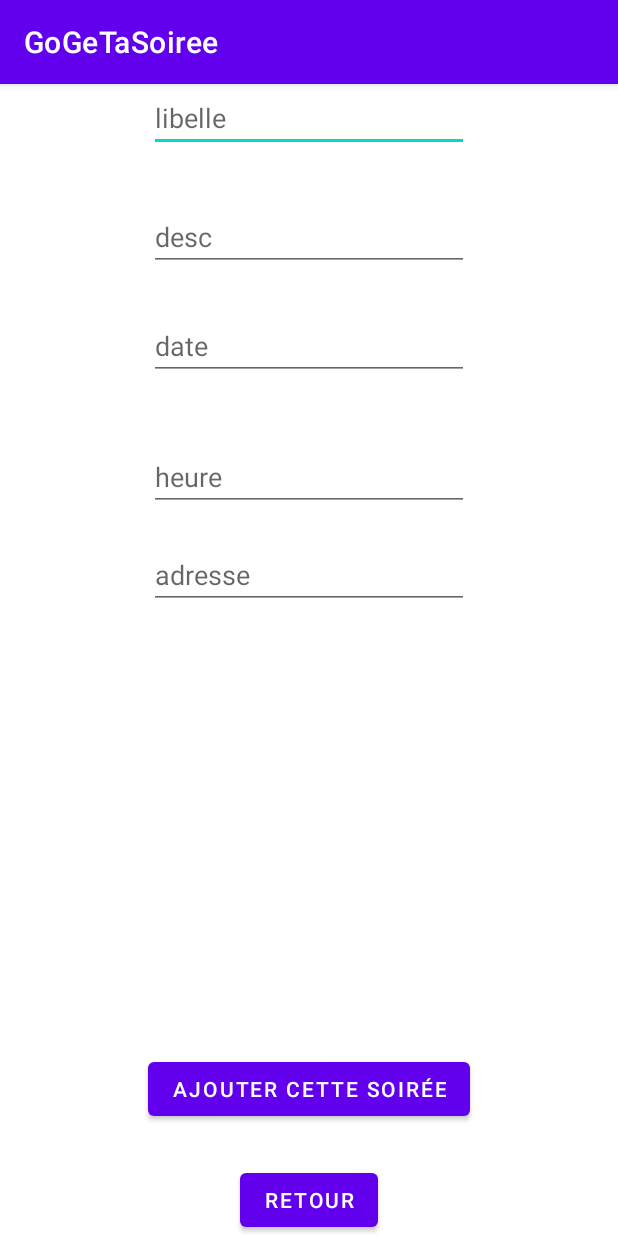
After one commit to kionnle2/GeTaSoiree, an Android app: the AjoutSoireeActivity screen opened directly, with no data from a screen before it, on a phone screen of 412 x 824 dp. The commit adds this screen. Run offline under Robolectric (Android 15) with nearby library versions, the phone set to English and light mode, and no system bars.

Commit message:
activity_ajout_soiree

```diff
--- /dev/null
+++ b/app/src/main/java/yan/candaes/getasoiree/AjoutSoireeActivity.java
@@ -0,0 +1,49 @@
+package yan.candaes.getasoiree;
+
+import androidx.appcompat.app.AppCompatActivity;
+
+import android.os.Bundle;
+import android.widget.Button;
+import android.widget.TextView;
+import android.widget.Toast;
+
+import yan.candaes.getasoiree.daos.DaoParticipant;
+import yan.candaes.getasoiree.daos.Delegate;
+
+public class AjoutSoireeActivity extends AppCompatActivity {
+
+    @Override
+    protected void onCreate(Bundle savedInstanceState) {
+        super.onCreate(savedInstanceState);
+        setContentView(R.layout.activity_ajout_soiree);
+
+        ((Button) findViewById(R.id.addSoirBtnAdd)).setOnClickListener(view -> {
+
+            String request = ("requete=addSoiree" +
+                    "&descriptif=FeteSansPersonne&dateDebut=2022-11-26&heureDebut=20:30:00&latitude=45.1234&longitude=2.7643" +
+                    "&libelleCourt=" + ((TextView) findViewById(R.id.insTxtLogin)).getText().toString() +
+                    "&descriptif=" + ((TextView) findViewById(R.id.insTxtNom)).getText().toString() +
+                    "&dateDebut=" + ((TextView) findViewById(R.id.insTxtPrenom)).getText().toString() +
+                    "&heureDebut=" + ((TextView) findViewById(R.id.insTxtDdn)).getText().toString() +
+                    "&mail=" + ((TextView) findViewById(R.id.insTxtMail)).getText().toString() +
+                    "&password=" + ((TextView) findViewById(R.id.insTxtPass1)).getText().toString()
+            );
+            DaoParticipant.getInstance().simpleRequest(request, new Delegate() {
+                @Override
+                public void WSRequestIsTerminated(Object result) {
+                    if ((boolean) result) {
+                        Toast.makeText(getApplicationContext(), "Inscription réussie", Toast.LENGTH_SHORT).show();
+                        finish();
+
+                    } else
+                        Toast.makeText(getApplicationContext(), "Inscription échoué", Toast.LENGTH_SHORT).show();
+                }
+
+            });
+
+
+        });
+
+        findViewById(R.id.addSoirBtnRetour).setOnClickListener(view -> finish());
+    }
+}
--- a/app/src/main/java/yan/candaes/getasoiree/ui/MainActivity.java
+++ b/app/src/main/java/yan/candaes/getasoiree/ui/MainActivity.java
@@ -31,8 +31,9 @@ public class MainActivity extends AppCompatActivity {
                 @Override
                 public void WSRequestIsTerminated(Object result) {
                     // result boolean, reussi ou non
-                    if ((boolean) result)
+                    if ((boolean) result){
                         goToSoireeActivity();
+                   /* DaoParticipant.getInstance().*/}
                     else
                         Toast.makeText(getApplicationContext(), "connexion échoué", Toast.LENGTH_SHORT).show();
                 }
--- a/app/src/main/java/yan/candaes/getasoiree/ui/SoireeActivity.java
+++ b/app/src/main/java/yan/candaes/getasoiree/ui/SoireeActivity.java
@@ -2,11 +2,13 @@ package yan.candaes.getasoiree.ui;
 
 import androidx.appcompat.app.AppCompatActivity;
 
+import android.content.Intent;
 import android.os.Bundle;
 import android.widget.ArrayAdapter;
 import android.widget.ListView;
 import android.widget.Toast;
 
+import yan.candaes.getasoiree.AjoutSoireeActivity;
 import yan.candaes.getasoiree.R;
 import yan.candaes.getasoiree.beans.Participant;
 import yan.candaes.getasoiree.daos.DaoParticipant;
@@ -33,6 +35,10 @@ public class SoireeActivity extends AppCompatActivity {
         });
 
         findViewById(R.id.soirBtnRetour).setOnClickListener(view -> deconnexion());
+        findViewById(R.id.soirBtnAdd).setOnClickListener(view -> {
+            Intent intent = new Intent(this, AjoutSoireeActivity.class);
+            startActivity(intent);
+        });
     }
 
     @Override
--- /dev/null
+++ b/app/src/main/res/layout/activity_ajout_soiree.xml
@@ -0,0 +1,87 @@
+<?xml version="1.0" encoding="utf-8"?>
+<androidx.constraintlayout.widget.ConstraintLayout xmlns:android="http://schemas.android.com/apk/res/android"
+    xmlns:app="http://schemas.android.com/apk/res-auto"
+    xmlns:tools="http://schemas.android.com/tools"
+    android:layout_width="match_parent"
+    android:layout_height="match_parent"
+    tools:context=".AjoutSoireeActivity">
+
+    <Button
+        android:id="@+id/addSoirBtnRetour"
+        android:layout_width="wrap_content"
+        android:layout_height="wrap_content"
+        android:text="Retour"
+        app:layout_constraintBottom_toBottomOf="parent"
+        app:layout_constraintEnd_toEndOf="parent"
+        app:layout_constraintStart_toStartOf="parent" />
+
+    <Button
+        android:id="@+id/addSoirBtnAdd"
+        android:layout_width="wrap_content"
+        android:layout_height="wrap_content"
+        android:layout_marginBottom="26dp"
+        android:text="Ajouter cette soirée"
+        app:layout_constraintBottom_toTopOf="@+id/addSoirBtnRetour"
+        app:layout_constraintEnd_toEndOf="parent"
+        app:layout_constraintStart_toStartOf="parent" />
+
+    <EditText
+        android:id="@+id/addSoirTxtLib"
+        android:layout_width="wrap_content"
+        android:layout_height="wrap_content"
+        android:ems="10"
+        android:hint="libelle"
+        android:inputType="textPersonName"
+        app:layout_constraintEnd_toEndOf="parent"
+        app:layout_constraintStart_toStartOf="parent"
+        app:layout_constraintTop_toTopOf="parent" />
+
+    <EditText
+        android:id="@+id/addSoirTxtDesc"
+        android:layout_width="wrap_content"
+        android:layout_height="wrap_content"
+        android:layout_marginTop="34dp"
+        android:ems="10"
+        android:hint="desc"
+        android:inputType="textPersonName"
+        app:layout_constraintEnd_toEndOf="parent"
+        app:layout_constraintStart_toStartOf="parent"
+        app:layout_constraintTop_toBottomOf="@+id/addSoirTxtLib" />
+
+    <EditText
+        android:id="@+id/addSoirTxtDate"
+        android:layout_width="wrap_content"
+        android:layout_height="wrap_content"
+        android:layout_marginTop="27dp"
+        android:ems="10"
+        android:hint="date"
+        android:inputType="textPersonName"
+        app:layout_constraintEnd_toEndOf="parent"
+        app:layout_constraintStart_toStartOf="parent"
+        app:layout_constraintTop_toBottomOf="@+id/addSoirTxtDesc" />
+
+    <EditText
+        android:id="@+id/addSoirTxtHeure"
+        android:layout_width="wrap_content"
+        android:layout_height="wrap_content"
+        android:layout_marginTop="42dp"
+        android:ems="10"
+        android:hint="heure"
+        android:inputType="textPersonName"
+        app:layout_constraintEnd_toEndOf="parent"
+        app:layout_constraintStart_toStartOf="parent"
+        app:layout_constraintTop_toBottomOf="@+id/addSoirTxtDate" />
+
+    <EditText
+        android:id="@+id/addSoirTxtAdr"
+        android:layout_width="wrap_content"
+        android:layout_height="wrap_content"
+        android:layout_marginTop="20dp"
+        android:ems="10"
+        android:hint="adresse"
+        android:inputType="textPersonName"
+        app:layout_constraintEnd_toEndOf="parent"
+        app:layout_constraintStart_toStartOf="parent"
+        app:layout_constraintTop_toBottomOf="@+id/addSoirTxtHeure" />
+
+</androidx.constraintlayout.widget.ConstraintLayout>
--- a/app/src/main/res/layout/activity_soiree.xml
+++ b/app/src/main/res/layout/activity_soiree.xml
@@ -28,10 +28,10 @@
         app:layout_constraintStart_toStartOf="parent" />
 
     <Button
-        android:id="@+id/button3"
+        android:id="@+id/soirBtnAdd"
         android:layout_width="wrap_content"
         android:layout_height="wrap_content"
-        android:text="Button"
+        android:text="Ajouter ma soirée"
         app:layout_constraintBottom_toTopOf="@+id/button2"
         app:layout_constraintEnd_toEndOf="parent"
         app:layout_constraintStart_toStartOf="parent" />
@@ -41,7 +41,7 @@
         android:layout_width="409dp"
         android:layout_height="548dp"
         android:layout_marginTop="16dp"
-        app:layout_constraintBottom_toTopOf="@+id/button3"
+        app:layout_constraintBottom_toTopOf="@+id/soirBtnAdd"
         app:layout_constraintEnd_toEndOf="parent"
         app:layout_constraintHorizontal_bias="1.0"
         app:layout_constraintStart_toStartOf="parent"
```
Also changed, not shown: app/src/main/AndroidManifest.xml (+7 -0 lines), app/src/main/java/yan/candaes/getasoiree/beans/Participant.java (+1 -13 lines), app/src/main/java/yan/candaes/getasoiree/daos/DaoParticipant.java (+32 -161 lines).
